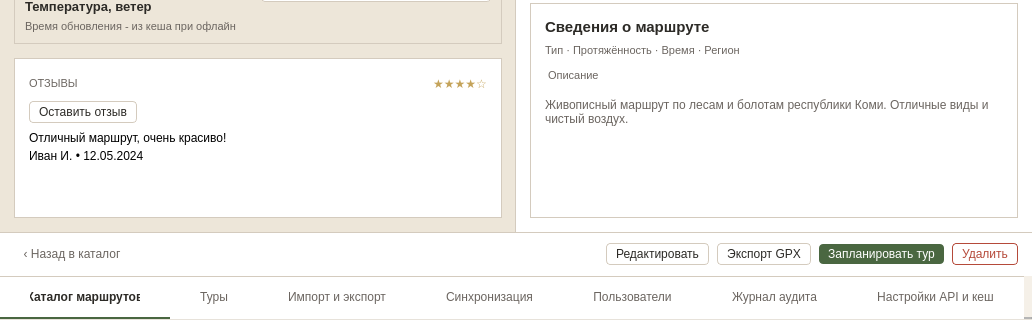
Above: ui/windows/route_card_window.ui from nikolas-po/legends_parma before the change; both pictures show x 0 to 1032 and y 280 to 600 of the 1032 by 600 pixel window. Below: the same form after it.
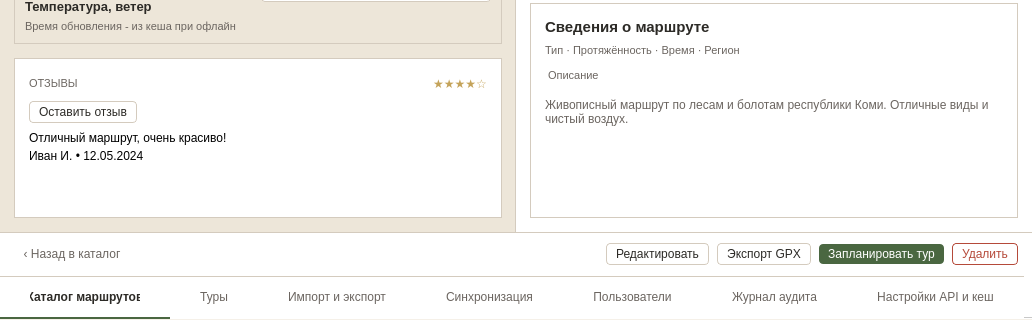
That is the form after the change. Icons and pictures are not drawn.

What changed in the file:
```diff
--- a/ui/windows/route_card_window.ui
+++ b/ui/windows/route_card_window.ui
@@ -472,7 +472,7 @@
       <property name="currentIndex"><number>0</number></property>
       <property name="usesScrollButtons"><bool>false</bool></property>
       <property name="tabsClosable"><bool>false</bool></property>
-      <property name="drawBase" stdset="0"><bool>false</bool></property>
+      <property name="documentMode"><bool>true</bool></property>
       <widget class="QWidget" name="tab_36"><attribute name="title"><string>Каталог маршрутов</string></attribute></widget>
       <widget class="QWidget" name="tab_37"><attribute name="title"><string>Туры</string></attribute></widget>
       <widget class="QWidget" name="tab_38"><attribute name="title"><string>Импорт и экспорт</string></attribute></widget>
```
Left out of the diff: 5 changed lines with no effect on the pictures.
